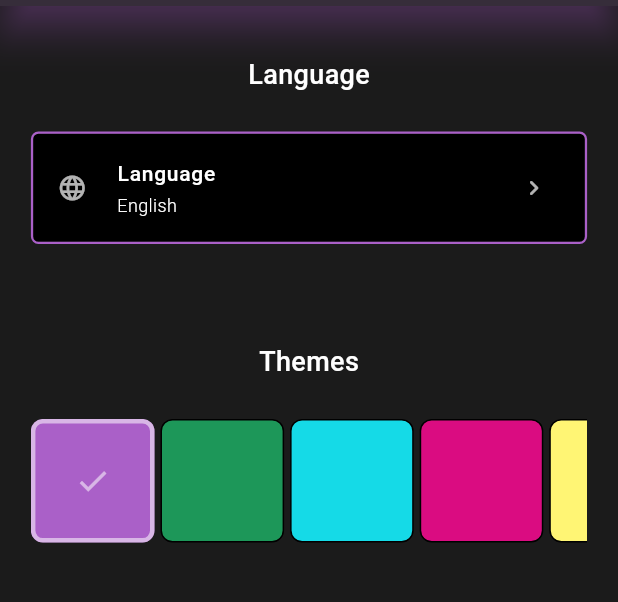
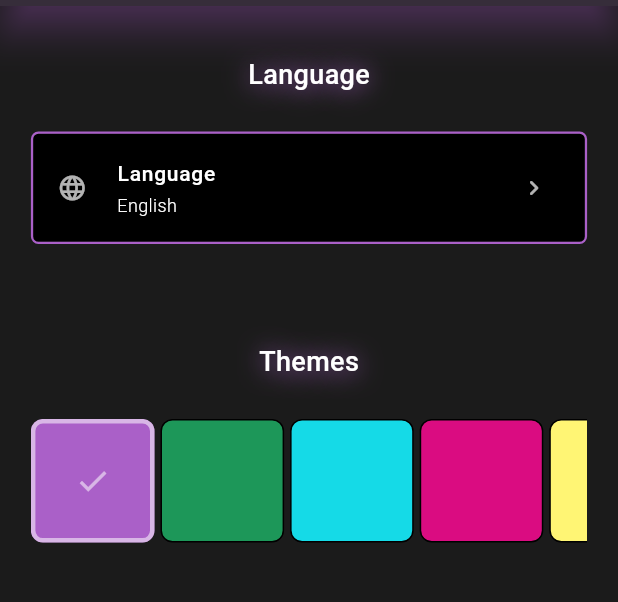
Before and after one commit to mattiolichiara/pitch_trainer, a Flutter app: the Settings screen opened directly, on a phone screen of 412 x 824 dp, the part 84-686 px from its top. Run offline on Flutter 3.47's test engine with Material 3 defaults, Android fonts, the phone set to English and light mode, and no system bars; our stand-ins replace flutter_bloc, flutter_localization, flutter_svg, fluttertoast, permission_handler, shared_preferences; missing offline and left inert: complex, flutter_audio_waveforms, linear_progress_bar, record; accounts and stored records are empty.

Commit message:
+UI Update

```diff
--- a/lib/general/view/settings.dart
+++ b/lib/general/view/settings.dart
@@ -40,7 +40,7 @@ class _Settings extends State<Settings> {
         alignment: Alignment.center,
         child: Text(
           Languages.selectTheme.getString(context),
-          style: TextStyle(color: td.colorScheme.onSurface, fontWeight: FontWeight.w500, fontSize: 18),
+          style: TextStyle(color: td.colorScheme.onSurface, fontWeight: FontWeight.w500, fontSize: 18, shadows: [UiUtils.widgetsShadow(80, 20, td),]),
         ),
       ),
     );
@@ -129,7 +129,7 @@ class _Settings extends State<Settings> {
         alignment: Alignment.center,
         child: Text(
           Languages.languages.getString(context),
-          style: TextStyle(color: td.colorScheme.onSurface, fontWeight: FontWeight.w500, fontSize: 18),
+          style: TextStyle(color: td.colorScheme.onSurface, fontWeight: FontWeight.w500, fontSize: 18, shadows: [UiUtils.widgetsShadow(80, 20, td),]),
         ),
       ),
     );
```
Lines whose indentation alone changed are shown as unchanged.
